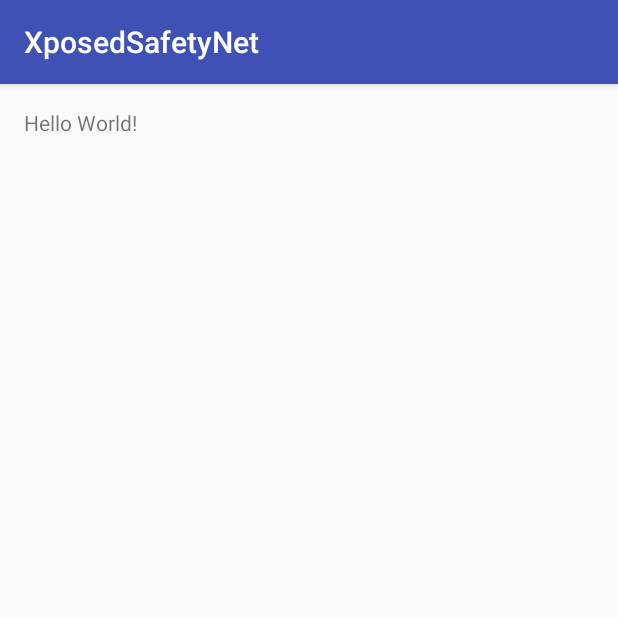
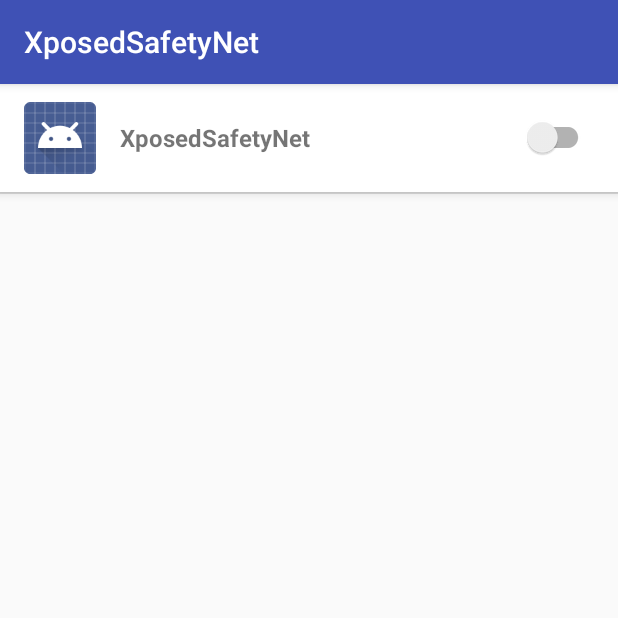
Before and after one commit to liamcottle/XposedSafetyNet, an Android app: the screen it shows after launch (MainActivity), on a phone screen of 412 x 824 dp, the top half of it. Run offline under Robolectric (Android 15) with nearby library versions, the phone set to English and light mode, and no system bars; libraries missing offline, so code that uses them is left out: de.robv.android.

Commit message:
add ui to enable and disable packages to load hooks in. log exceptions in xposed and add better log message format

```diff
--- a/app/build.gradle
+++ b/app/build.gradle
@@ -23,6 +23,7 @@ dependencies {
     compile fileTree(dir: 'libs', include: ['*.jar'])
 
     compile 'com.android.support:appcompat-v7:26.0.0-alpha1'
+    compile 'com.android.support:recyclerview-v7:26.0.0-alpha1'
 
     provided 'de.robv.android.xposed:api:82'
     provided 'de.robv.android.xposed:api:82:sources'
--- a/app/src/main/AndroidManifest.xml
+++ b/app/src/main/AndroidManifest.xml
@@ -7,9 +7,10 @@
             android:icon="@mipmap/ic_launcher"
             android:label="@string/app_name"
             android:supportsRtl="true"
-            android:theme="@style/AppTheme">
+            android:theme="@style/AppTheme"
+            android:name=".XposedSafetyNetApplication">
 
-        <activity android:name=".MainActivity">
+        <activity android:name=".activity.MainActivity">
             <intent-filter>
                 <action android:name="android.intent.action.MAIN"/>
                 <category android:name="android.intent.category.LAUNCHER"/>
--- /dev/null
+++ b/app/src/main/java/com/liamcottle/xposed/safetynet/XposedSafetyNetApplication.java
@@ -0,0 +1,22 @@
+package com.liamcottle.xposed.safetynet;
+
+import android.app.Application;
+
+public class XposedSafetyNetApplication extends Application {
+
+    private static XposedSafetyNetApplication sInstance;
+
+    @Override
+    public void onCreate() {
+
+        super.onCreate();
+
+        sInstance = this;
+
+    }
+
+    public static XposedSafetyNetApplication get() {
+        return sInstance;
+    }
+
+}
--- a/app/src/main/java/com/liamcottle/xposed/safetynet/MainActivity.java
+++ b/app/src/main/java/com/liamcottle/xposed/safetynet/activity/MainActivity.java
@@ -1,7 +1,8 @@
-package com.liamcottle.xposed.safetynet;
+package com.liamcottle.xposed.safetynet.activity;
 
 import android.support.v7.app.AppCompatActivity;
 import android.os.Bundle;
+import com.liamcottle.xposed.safetynet.R;
 
 public class MainActivity extends AppCompatActivity {
 
--- /dev/null
+++ b/app/src/main/java/com/liamcottle/xposed/safetynet/adapter/BaseRecyclerViewAdapter.java
@@ -0,0 +1,74 @@
+package com.liamcottle.xposed.safetynet.adapter;
+
+import android.content.Context;
+import android.support.v7.widget.RecyclerView;
+import android.view.LayoutInflater;
+import android.view.ViewGroup;
+
+import java.util.ArrayList;
+import java.util.List;
+
+public abstract class BaseRecyclerViewAdapter extends RecyclerView.Adapter<RecyclerView.ViewHolder> {
+
+    public Context mContext;
+
+    private ArrayList<Object> mData;
+    public LayoutInflater mInflater;
+
+    public BaseRecyclerViewAdapter(Context context) {
+
+        mContext = context;
+
+        mData = new ArrayList<>();
+        mInflater = LayoutInflater.from(mContext);
+
+    }
+
+    public Object getItem(int position) {
+        return mData.get(position);
+    }
+
+    public void add(Object item) {
+        mData.add(item);
+        notifyItemInserted(getItemCount() - 1);
+    }
+
+    public void updateItem(int position, Object item) {
+        mData.set(position, item);
+        notifyItemChanged(position, item);
+    }
+
+    public void remove(int position){
+        mData.remove(position);
+        notifyDataSetChanged();
+    }
+
+    public void clear(){
+        mData.clear();
+        notifyDataSetChanged();
+    }
+
+    public List<Object> getData(){
+        return mData;
+    }
+
+    @Override
+    public int getItemCount() {
+        return mData == null ? 0 : mData.size();
+    }
+
+    @Override
+    public int getItemViewType(int position) {
+        return -1;
+    }
+
+    @Override
+    public RecyclerView.ViewHolder onCreateViewHolder(ViewGroup parent, int viewType) {
+        return null;
+    }
+
+    public boolean isEmpty() {
+        return getItemCount() == 0;
+    }
+
+}
--- /dev/null
+++ b/app/src/main/java/com/liamcottle/xposed/safetynet/adapter/PackagesAdapter.java
@@ -0,0 +1,128 @@
+package com.liamcottle.xposed.safetynet.adapter;
+
+import android.content.Context;
+import android.content.pm.PackageInfo;
+import android.content.pm.PackageManager;
+import android.graphics.drawable.Drawable;
+import android.support.v7.widget.RecyclerView;
+import android.support.v7.widget.SwitchCompat;
+import android.view.LayoutInflater;
+import android.view.View;
+import android.view.ViewGroup;
+import android.widget.ImageView;
+import android.widget.TextView;
+import com.liamcottle.xposed.safetynet.R;
+import com.liamcottle.xposed.safetynet.XposedSafetyNetApplication;
+
+public abstract class PackagesAdapter extends BaseRecyclerViewAdapter {
+
+    private static final int TYPE_PACKAGE = 1;
+
+    private ClickListener mClickListener;
+
+    public PackagesAdapter(Context context){
+        super(context);
+    }
+
+    public void setClickListener(ClickListener clickListener){
+        mClickListener = clickListener;
+    }
+
+    public abstract boolean isPackageSelected(PackageInfo packageInfo);
+
+    public class PackageViewHolder extends RecyclerView.ViewHolder {
+
+        private ImageView iconImageView;
+        private TextView nameTextView;
+        private SwitchCompat enabledSwitch;
+
+        public PackageViewHolder(View view) {
+
+            super(view);
+
+            iconImageView = (ImageView) view.findViewById(R.id.iconImageView);
+            nameTextView = (TextView) view.findViewById(R.id.nameTextView);
+            enabledSwitch = (SwitchCompat) view.findViewById(R.id.enabledSwitch);
+
+        }
+
+    }
+
+    @Override
+    public RecyclerView.ViewHolder onCreateViewHolder(ViewGroup parent, int viewType) {
+
+        LayoutInflater inflater = LayoutInflater.from(parent.getContext());
+
+        switch(viewType){
+            case TYPE_PACKAGE: {
+                return new PackageViewHolder(inflater.inflate(R.layout.item_package, parent, false));
+            }
+        }
+
+        return super.onCreateViewHolder(parent, viewType);
+
+    }
+
+    @Override
+    public int getItemViewType(int position) {
+
+        Object object = getItem(position);
+
+        if(object instanceof PackageInfo){
+            return TYPE_PACKAGE;
+        }
+
+        return super.getItemViewType(position);
+
+    }
+
+    @Override
+    public void onBindViewHolder(RecyclerView.ViewHolder holder, int position) {
+
+        Object object = getItem(position);
+        int type = getItemViewType(position);
+
+        switch(type){
+
+            case TYPE_PACKAGE: {
+
+                final PackageInfo packageInfo = (PackageInfo) object;
+                PackageViewHolder packageViewHolder = (PackageViewHolder) holder;
+
+                // get package manager
+                PackageManager packageManager = XposedSafetyNetApplication.get().getPackageManager();
+
+                // get application info
+                String name = packageInfo.applicationInfo.loadLabel(packageManager).toString();
+                Drawable icon = packageInfo.applicationInfo.loadIcon(packageManager);
+
+                // set values on viewholder
+                packageViewHolder.nameTextView.setText(name);
+                packageViewHolder.iconImageView.setImageDrawable(icon);
+
+                // set switch state
+                packageViewHolder.enabledSwitch.setChecked(isPackageSelected(packageInfo));
+
+                // click listener
+                packageViewHolder.itemView.setOnClickListener(new View.OnClickListener() {
+                    @Override
+                    public void onClick(View view) {
+                        if(mClickListener != null){
+                            mClickListener.onPackageClick(packageInfo);
+                        }
+                    }
+                });
+
+                break;
+
+            }
+
+        }
+
+    }
+
+    public interface ClickListener {
+        void onPackageClick(PackageInfo packageInfo);
+    }
+
+}
--- /dev/null
+++ b/app/src/main/java/com/liamcottle/xposed/safetynet/comparator/PackageInfoComparator.java
@@ -0,0 +1,26 @@
+package com.liamcottle.xposed.safetynet.comparator;
+
+import android.content.pm.PackageInfo;
+import android.content.pm.PackageManager;
+
+import java.util.Comparator;
+
+public class PackageInfoComparator implements Comparator<PackageInfo> {
+
+    private PackageManager mPackageManager;
+
+    public PackageInfoComparator(PackageManager packageManager) {
+        mPackageManager = packageManager;
+    }
+
+    @Override
+    public int compare(PackageInfo a, PackageInfo b) {
+
+        String aLabel = a.applicationInfo.loadLabel(mPackageManager).toString();
+        String bLabel = b.applicationInfo.loadLabel(mPackageManager).toString();
+
+        return aLabel.compareToIgnoreCase(bLabel);
+
+    }
+
+}
--- /dev/null
+++ b/app/src/main/java/com/liamcottle/xposed/safetynet/fragment/PackagesFragment.java
@@ -0,0 +1,155 @@
+package com.liamcottle.xposed.safetynet.fragment;
+
+import android.app.Activity;
+import android.content.pm.PackageInfo;
+import android.content.pm.PackageManager;
+import android.os.Bundle;
+import android.support.annotation.Nullable;
+import android.support.v4.app.Fragment;
+import android.support.v7.widget.DividerItemDecoration;
+import android.support.v7.widget.LinearLayoutManager;
+import android.support.v7.widget.RecyclerView;
+import android.view.LayoutInflater;
+import android.view.View;
+import android.view.ViewGroup;
+import android.widget.ProgressBar;
+import android.widget.TextView;
+import com.liamcottle.xposed.safetynet.preferences.Preferences;
+import com.liamcottle.xposed.safetynet.R;
+import com.liamcottle.xposed.safetynet.adapter.PackagesAdapter;
+import com.liamcottle.xposed.safetynet.comparator.PackageInfoComparator;
+
+import java.util.Collections;
+import java.util.List;
+
+public class PackagesFragment extends Fragment {
+
+    private Activity mActivity;
+
+    private RecyclerView mRecyclerView;
+    private TextView mEmptyTextView;
+    private ProgressBar mProgressBar;
+
+    private PackagesAdapter mPackagesAdapter;
+
+    @Override
+    public void onCreate(@Nullable Bundle savedInstanceState) {
+        super.onCreate(savedInstanceState);
+        mActivity = getActivity();
+    }
+
+    @Override
+    public View onCreateView(LayoutInflater inflater, ViewGroup container, Bundle savedInstanceState) {
+
+        View view = inflater.inflate(R.layout.fragment_packages, container, false);
+
+        mRecyclerView = (RecyclerView) view.findViewById(R.id.recyclerview);
+        mEmptyTextView = (TextView) view.findViewById(android.R.id.empty);
+        mProgressBar = (ProgressBar) view.findViewById(R.id.progressbar);
+
+        mPackagesAdapter = new PackagesAdapter(mActivity) {
+            @Override
+            public boolean isPackageSelected(PackageInfo packageInfo) {
+                return Preferences.PACKAGE_NAMES_ENABLED.withinSelf().stringListValue().contains(packageInfo.packageName);
+            }
+        };
+
+        mRecyclerView.setLayoutManager(new LinearLayoutManager(mActivity));
+        mRecyclerView.addItemDecoration(new DividerItemDecoration(mActivity, DividerItemDecoration.VERTICAL));
+        mRecyclerView.setAdapter(mPackagesAdapter);
+
+        mPackagesAdapter.setClickListener(new PackagesAdapter.ClickListener() {
+            @Override
+            public void onPackageClick(PackageInfo packageInfo) {
+
+                String packageName = packageInfo.packageName;
+                List<String> packageNamesEnabled = Preferences.PACKAGE_NAMES_ENABLED.withinSelf().stringListValue();
+
+                if(packageNamesEnabled.contains(packageName)){
+
+                    // remove from enabled package names
+                    packageNamesEnabled.remove(packageName);
+
+                } else {
+
+                    // add to enabled package names
+                    packageNamesEnabled.add(packageName);
+
+                }
+
+                // update package names enabled
+                Preferences.PACKAGE_NAMES_ENABLED.withinSelf().set(packageNamesEnabled);
+
+                // update adapter
+                mPackagesAdapter.notifyDataSetChanged();
+
+            }
+        });
+
+        loadPackages();
+
+        return view;
+
+    }
+
+    private void loadPackages() {
+
+        // show loading
+        showLoading(true);
+
+        // get and sort packages in a new thread
+        new Thread(new Runnable() {
+            @Override
+            public void run() {
+
+                // get package manager
+                PackageManager packageManager = mActivity.getPackageManager();
+
+                // get packages
+                final List<PackageInfo> installedPackages = packageManager.getInstalledPackages(0);
+
+                // sort packages
+                Collections.sort(installedPackages, new PackageInfoComparator(packageManager));
+
+                // run on ui thread
+                mActivity.runOnUiThread(new Runnable() {
+                    @Override
+                    public void run() {
+
+                        // clear adapter
+                        mPackagesAdapter.clear();
+
+                        // iterate packages
+                        for(PackageInfo packageInfo : installedPackages){
+
+                            // add to adapter
+                            mPackagesAdapter.add(packageInfo);
+
+                        }
+
+                        // hide loading
+                        showLoading(false);
+
+                    }
+                });
+
+            }
+        }).start();
+
+    }
+
+    private void showLoading(boolean loading){
+
+        // show progress bar if loading and adapter is empty
+        mProgressBar.setVisibility(loading && mPackagesAdapter.isEmpty() ? View.VISIBLE : View.GONE);
+
+        // show empty view if not loading and adapter is empty
+        if(!loading && mPackagesAdapter.isEmpty()){
+            mEmptyTextView.setVisibility(View.VISIBLE);
+        } else {
+            mEmptyTextView.setVisibility(View.GONE);
+        }
+
+    }
+
+}
--- a/app/src/main/java/com/liamcottle/xposed/safetynet/hooks/Hook.java
+++ b/app/src/main/java/com/liamcottle/xposed/safetynet/hooks/Hook.java
@@ -16,7 +16,8 @@ public abstract class Hook {
     public abstract void load() throws Throwable;
 
     public void log(String message, Object... formatArgs) {
-        message = String.format("[%s] %s", tag(), message);
+        // [XposedSafetyNet.Hook] [com.example.app] [tag] message
+        message = String.format("[XposedSafetyNet.Hook] [%s] [%s] %s", mLoadedPackageParam.packageName, tag(), message);
         XposedBridge.log(String.format(message, formatArgs));
     }
 
--- /dev/null
+++ b/app/src/main/java/com/liamcottle/xposed/safetynet/preferences/Preferences.java
@@ -0,0 +1,166 @@
+package com.liamcottle.xposed.safetynet.preferences;
+
+import android.content.Context;
+import android.content.SharedPreferences;
+import com.google.gson.Gson;
+import com.google.gson.reflect.TypeToken;
+import com.liamcottle.xposed.safetynet.XposedSafetyNetApplication;
+import de.robv.android.xposed.XSharedPreferences;
+
+import java.util.ArrayList;
+import java.util.List;
+
+public enum Preferences {
+
+    // package names enabled
+    PACKAGE_NAMES_ENABLED("package_names_enabled", List.class, new ArrayList<>());
+
+    private String mKey;
+    private Class mClazz;
+    private Object mDefaultValue;
+
+    public static SharedPreferences sSharedPreferences;
+
+    /**
+     * Enum based SharedPreference
+     * @param key String SharedPreference Key
+     * @param clazz Class SharedPreference Value Class Type
+     * @param defaultValue Object SharedPreference Default Value
+     */
+    Preferences(String key, Class clazz, Object defaultValue) {
+
+        mKey = key;
+        mClazz = clazz;
+        mDefaultValue = defaultValue;
+
+        // default value must be same type as class passed in for generics
+        if(mDefaultValue != null && !mClazz.isInstance(mDefaultValue)){
+            throw new IllegalArgumentException(String.format(
+                    "Expected class of type %s for default value but got %s for key %s",
+                    mClazz.getSimpleName(),
+                    mDefaultValue.getClass().getSimpleName(),
+                    mKey
+            ));
+        }
+
+    }
+
+    private String getPreferencesName() {
+        return String.format("%s_preferences", XposedSafetyNetApplication.class.getPackage().getName());
+    }
+
+    public Preferences withinSelf() {
+        sSharedPreferences = XposedSafetyNetApplication.get().getSharedPreferences(getPreferencesName(), Context.MODE_WORLD_READABLE);
+        return this;
+    }
+
+    public Preferences withinXposed() {
+        String packageName = XposedSafetyNetApplication.class.getPackage().getName();
+        sSharedPreferences = new XSharedPreferences(packageName, getPreferencesName());
+        return this;
+    }
+
+    private Gson getGson() {
+        return new Gson();
+    }
+
+    public boolean booleanValue() {
+        return sSharedPreferences.getBoolean(mKey, (boolean) mDefaultValue);
+    }
+
+    public float floatValue() {
+        return sSharedPreferences.getFloat(mKey, (float) mDefaultValue);
+    }
+
+    public int intValue() {
+        return sSharedPreferences.getInt(mKey, (int) mDefaultValue);
+    }
+
+    public long longValue() {
+        return sSharedPreferences.getLong(mKey, (long) mDefaultValue);
+    }
+
+    public String stringValue() {
+        return sSharedPreferences.getString(mKey, (String) mDefaultValue);
+    }
+
+    public List<String> stringListValue() {
+        return (List<String>) typedValue(new TypeToken<List<String>>(){}.getRawType());
+    }
+
+    public <T> T typedValue(Class<T> clazz) {
+
+        // class passed in for generics must be same as class associated with this key
+        if(mClazz != clazz){
+            throw new IllegalArgumentException(String.format(
+                    "Expected class of type %s but got %s for key %s",
+                    mClazz.getSimpleName(),
+                    clazz.getSimpleName(),
+                    mKey
+            ));
+        }
+
+        // convert json string to instance of class with gson
+        T typedResult = getGson().fromJson(sSharedPreferences.getString(mKey, null), clazz);
+
+        // check if gson result is non null
+        if(typedResult != null){
+            return typedResult;
+        }
+
+        // return default value (casting should be fine as default value is checked in constructor)
+        return (T) mDefaultValue;
+
+    }
+
+    public boolean remove() {
+        return sSharedPreferences.edit().remove(mKey).commit();
+    }
+
+    public boolean exists() {
+        return sSharedPreferences.contains(mKey);
+    }
+
+    public boolean set(Object value) {
+
+        // if value is null, remove the key
+        if(value == null){
+            return remove();
+        }
+
+        // value must be required class type
+        if(!mClazz.isInstance(value)){
+            throw new IllegalArgumentException(String.format(
+                    "Expected object of type %s but got %s for key %s",
+                    mClazz.getSimpleName(),
+                    value.getClass().getSimpleName(),
+                    mKey
+            ));
+        }
+
+        if(mClazz == Boolean.class){
+            return sSharedPreferences.edit().putBoolean(mKey, (boolean) value).commit();
+        }
+
+        if(mClazz == Float.class){
+            return sSharedPreferences.edit().putFloat(mKey, (float) value).commit();
+        }
+
+        if(mClazz == Integer.class){
+            return sSharedPreferences.edit().putInt(mKey, (int) value).commit();
+        }
+
+        if(mClazz == Long.class){
+            return sSharedPreferences.edit().putLong(mKey, (long) value).commit();
+        }
+
+        if(mClazz == String.class){
+            return sSharedPreferences.edit().putString(mKey, (String) value).commit();
+        }
+
+        // store all other types as json string
+        return sSharedPreferences.edit().putString(mKey, getGson().toJson(value)).commit();
+
+    }
+
+}
--- a/app/src/main/res/layout/activity_main.xml
+++ b/app/src/main/res/layout/activity_main.xml
@@ -5,14 +5,12 @@
         android:id="@+id/activity_main"
         android:layout_width="match_parent"
         android:layout_height="match_parent"
-        android:paddingLeft="@dimen/activity_horizontal_margin"
-        android:paddingRight="@dimen/activity_horizontal_margin"
-        android:paddingTop="@dimen/activity_vertical_margin"
-        android:paddingBottom="@dimen/activity_vertical_margin"
-        tools:context="com.liamcottle.xposed.safetynet.MainActivity">
+        tools:context="com.liamcottle.xposed.safetynet.activity.MainActivity">
 
-    <TextView
-            android:layout_width="wrap_content"
-            android:layout_height="wrap_content"
-            android:text="Hello World!"/>
+    <fragment
+            android:id="@+id/packagesFragment"
+            android:layout_width="match_parent"
+            android:layout_height="match_parent"
+            android:name="com.liamcottle.xposed.safetynet.fragment.PackagesFragment"/>
+
 </RelativeLayout>
--- /dev/null
+++ b/app/src/main/res/layout/fragment_packages.xml
@@ -0,0 +1,34 @@
+<?xml version="1.0" encoding="utf-8"?>
+<FrameLayout
+        xmlns:android="http://schemas.android.com/apk/res/android"
+        android:layout_width="match_parent"
+        android:layout_height="match_parent">
+
+    <android.support.v7.widget.RecyclerView
+            android:id="@+id/recyclerview"
+            android:layout_width="match_parent"
+            android:layout_height="match_parent"
+            android:clipToPadding="false"
+            android:orientation="vertical"/>
+
+    <TextView
+            android:id="@android:id/empty"
+            android:layout_width="wrap_content"
+            android:layout_height="wrap_content"
+            android:layout_gravity="center"
+            android:gravity="center"
+            android:text="No Packages Found"
+            android:textStyle="bold"
+            android:visibility="gone"
+            android:layout_margin="16dp"/>
+
+    <ProgressBar
+            android:id="@+id/progressbar"
+            android:layout_width="wrap_content"
+            android:layout_height="wrap_content"
+            android:indeterminate="true"
+            android:layout_gravity="center"
+            android:indeterminateTint="?attr/colorAccent"
+            android:indeterminateTintMode="src_in"/>
+
+</FrameLayout>
--- /dev/null
+++ b/app/src/main/res/layout/item_package.xml
@@ -0,0 +1,48 @@
+<?xml version="1.0" encoding="utf-8"?>
+<LinearLayout
+        xmlns:android="http://schemas.android.com/apk/res/android"
+        xmlns:tools="http://schemas.android.com/tools"
+        android:layout_width="match_parent"
+        android:layout_height="wrap_content"
+        android:background="@android:color/white"
+        android:orientation="vertical"
+        android:elevation="4dp">
+
+    <LinearLayout
+            android:layout_width="match_parent"
+            android:layout_height="72dp"
+            android:orientation="horizontal">
+
+        <ImageView
+                android:id="@+id/iconImageView"
+                android:layout_width="48dp"
+                android:layout_height="48dp"
+                android:layout_gravity="center"
+                android:layout_marginLeft="16dp"
+                tools:src="@mipmap/ic_launcher"/>
+
+        <TextView
+                android:id="@+id/nameTextView"
+                android:layout_width="0dp"
+                android:layout_height="wrap_content"
+                android:layout_weight="1"
+                android:layout_marginLeft="16dp"
+                android:layout_marginRight="16dp"
+                android:layout_gravity="center_vertical"
+                android:singleLine="true"
+                android:textSize="16sp"
+                tools:text="Name"
+                android:textStyle="bold"/>
+
+        <android.support.v7.widget.SwitchCompat
+                android:id="@+id/enabledSwitch"
+                android:layout_width="wrap_content"
+                android:layout_height="wrap_content"
+                android:layout_marginLeft="16dp"
+                android:layout_marginRight="16dp"
+                android:layout_gravity="center"
+                android:clickable="false"/>
+
+    </LinearLayout>
+
+</LinearLayout>
```
Also changed, not shown: app/src/main/java/com/liamcottle/xposed/safetynet/Main.java (+30 -12 lines), app/src/main/java/com/liamcottle/xposed/safetynet/hooks/SafetyNetHook.java (+6 -3 lines).
